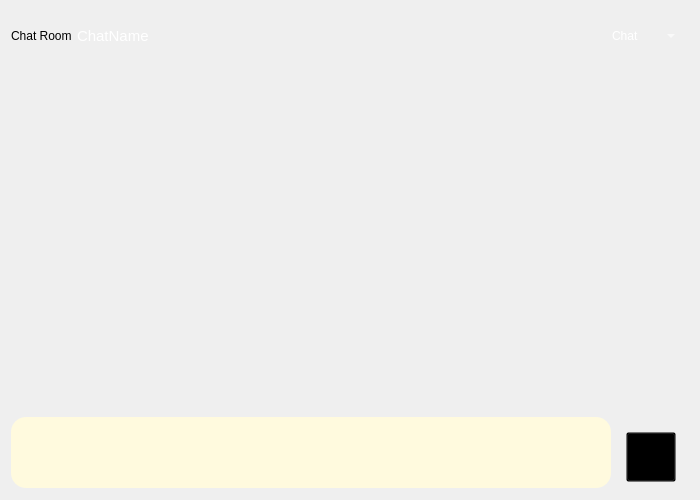
First picture: the form in Chat-Application/ChatRoom.ui, repository verina101/Chat-Application, before the edit.
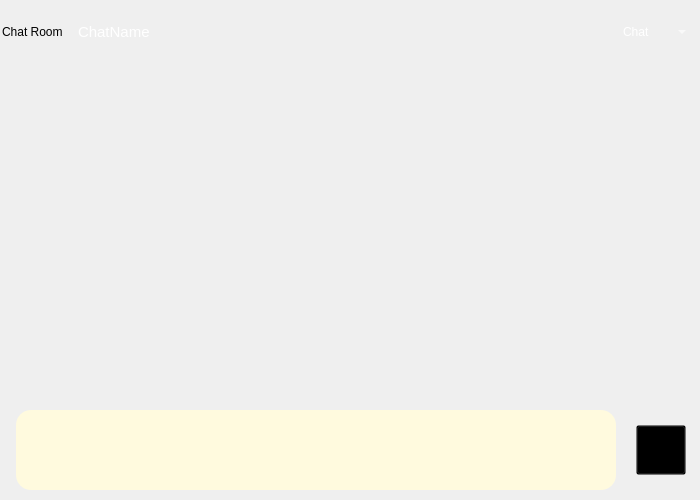
Second picture: the form after the edit.

```diff
--- a/Chat-Application/ChatRoom.ui
+++ b/Chat-Application/ChatRoom.ui
@@ -10,6 +10,12 @@
     <height>500</height>
    </rect>
   </property>
+  <property name="maximumSize">
+   <size>
+    <width>700</width>
+    <height>500</height>
+   </size>
+  </property>
   <property name="windowTitle">
    <string>Form</string>
   </property>
@@ -17,8 +23,26 @@
    <string notr="true"/>
   </property>
   <layout class="QVBoxLayout" name="verticalLayout">
+   <property name="leftMargin">
+    <number>0</number>
+   </property>
+   <property name="topMargin">
+    <number>0</number>
+   </property>
+   <property name="rightMargin">
+    <number>0</number>
+   </property>
+   <property name="bottomMargin">
+    <number>0</number>
+   </property>
    <item>
     <layout class="QHBoxLayout" name="horizontalLayout">
+     <property name="leftMargin">
+      <number>2</number>
+     </property>
+     <property name="topMargin">
+      <number>2</number>
+     </property>
      <property name="rightMargin">
       <number>10</number>
      </property>
@@ -26,8 +50,8 @@
       <widget class="QLabel" name="label_image">
        <property name="minimumSize">
         <size>
-         <width>60</width>
-         <height>50</height>
+         <width>70</width>
+         <height>60</height>
         </size>
        </property>
        <property name="styleSheet">
@@ -49,7 +73,7 @@
        <property name="styleSheet">
         <string notr="true">color:white;
 font:15px;
-</string>
+background:transparent;</string>
        </property>
        <property name="text">
         <string>ChatName</string>
@@ -107,6 +131,12 @@
    </item>
    <item>
     <widget class="QStackedWidget" name="stackedWidget">
+     <property name="maximumSize">
+      <size>
+       <width>16777215</width>
+       <height>500</height>
+      </size>
+     </property>
      <property name="styleSheet">
       <string notr="true"/>
      </property>
@@ -117,14 +147,56 @@
       <property name="styleSheet">
        <string notr="true"/>
       </property>
+      <layout class="QVBoxLayout" name="verticalLayout_2">
+       <property name="leftMargin">
+        <number>0</number>
+       </property>
+       <property name="topMargin">
+        <number>0</number>
+       </property>
+       <property name="rightMargin">
+        <number>0</number>
+       </property>
+       <property name="bottomMargin">
+        <number>0</number>
+       </property>
+       <item>
+        <widget class="QListWidget" name="listWidget">
+         <property name="minimumSize">
+          <size>
+           <width>0</width>
+           <height>320</height>
+          </size>
+         </property>
+         <property name="styleSheet">
+          <string notr="true">background:transparent;</string>
+         </property>
+         <property name="autoScrollMargin">
+          <number>10</number>
+         </property>
+        </widget>
+       </item>
+       <item>
+        <layout class="QHBoxLayout" name="horizontalLayout_2">
+         <property name="leftMargin">
+          <number>2</number>
+         </property>
+         <property name="bottomMargin">
+          <number>10</number>
+         </property>
+         <item>
       <widget class="QPlainTextEdit" name="plainTextEdit">
-       <property name="geometry">
-        <rect>
-         <x>0</x>
-         <y>350</y>
+           <property name="minimumSize">
+            <size>
          <width>600</width>
-         <height>71</height>
-        </rect>
+             <height>80</height>
+            </size>
+           </property>
+           <property name="maximumSize">
+            <size>
+             <width>600</width>
+             <height>80</height>
+            </size>
        </property>
        <property name="styleSheet">
         <string notr="true">background:rgb(255, 250, 222);
@@ -136,14 +208,14 @@
 </string>
        </property>
       </widget>
+         </item>
+         <item>
       <widget class="QPushButton" name="pushButton_send">
-       <property name="geometry">
-        <rect>
-         <x>615</x>
-         <y>365</y>
+           <property name="maximumSize">
+            <size>
          <width>50</width>
          <height>50</height>
-        </rect>
+            </size>
        </property>
        <property name="styleSheet">
         <string notr="true">background:transparent;</string>
@@ -158,22 +230,10 @@
         </size>
        </property>
       </widget>
-      <widget class="QListWidget" name="listWidget">
-       <property name="geometry">
-        <rect>
-         <x>0</x>
-         <y>0</y>
-         <width>700</width>
-         <height>350</height>
-        </rect>
-       </property>
-       <property name="styleSheet">
-        <string notr="true">background:transparent;</string>
-       </property>
-       <property name="autoScrollMargin">
-        <number>10</number>
-       </property>
-      </widget>
+         </item>
+        </layout>
+       </item>
+      </layout>
      </widget>
     </widget>
    </item>
```
Lines whose indentation alone changed are shown as unchanged.
